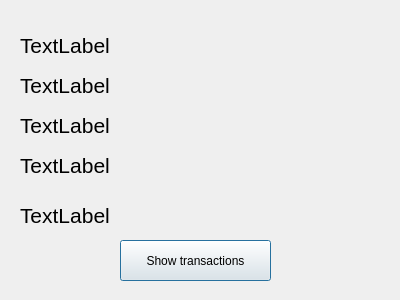
Qt form bankautomat/customer.ui (T1juko00/Pankkiautomaatti-kouluprojekti) before a commit.
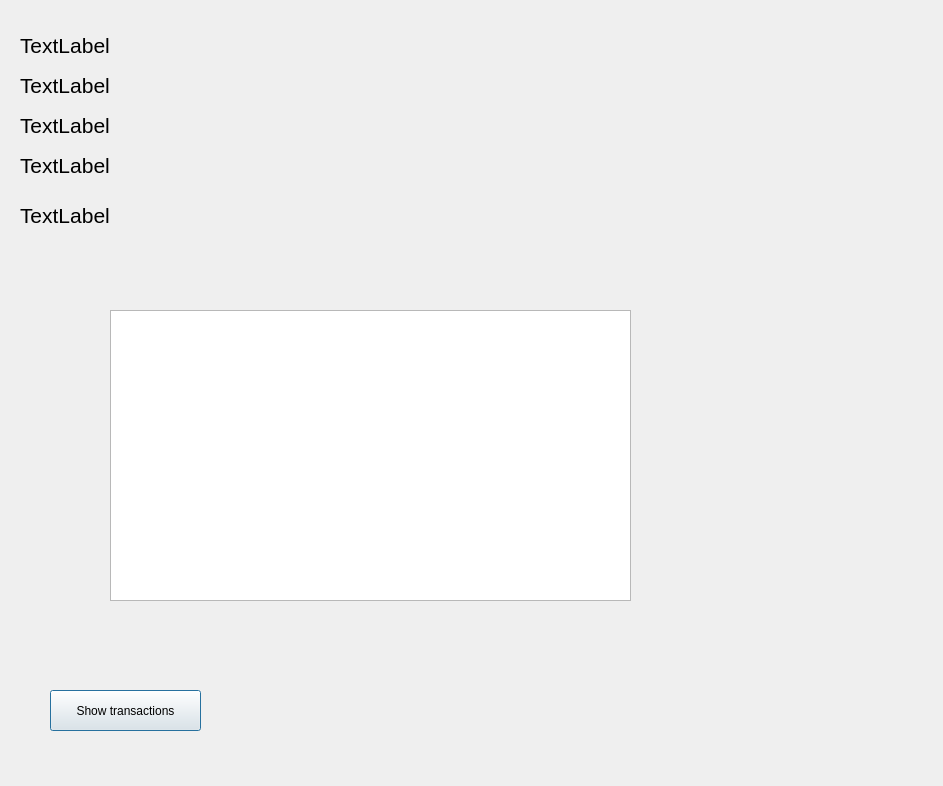
The same form after that commit.

What changed in the file:
```diff
--- a/bankautomat/customer.ui
+++ b/bankautomat/customer.ui
@@ -6,8 +6,8 @@
    <rect>
     <x>0</x>
     <y>0</y>
-    <width>400</width>
-    <height>300</height>
+    <width>943</width>
+    <height>786</height>
    </rect>
   </property>
   <property name="windowTitle">
@@ -106,8 +106,8 @@
   <widget class="QPushButton" name="btnShowtransactions">
    <property name="geometry">
     <rect>
-     <x>120</x>
-     <y>240</y>
+     <x>50</x>
+     <y>690</y>
      <width>151</width>
      <height>41</height>
     </rect>
@@ -116,6 +116,16 @@
     <string>Show transactions</string>
    </property>
   </widget>
+  <widget class="QTextEdit" name="textBalance">
+   <property name="geometry">
+    <rect>
+     <x>110</x>
+     <y>310</y>
+     <width>521</width>
+     <height>291</height>
+    </rect>
+   </property>
+  </widget>
  </widget>
  <resources/>
  <connections/>
```
